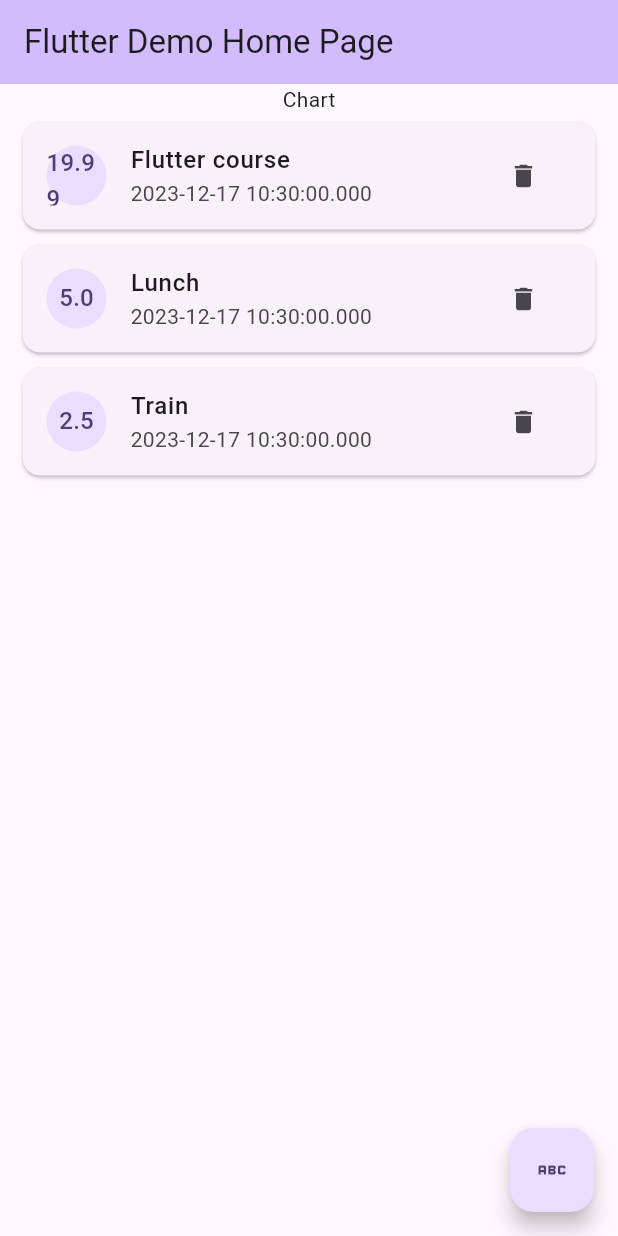
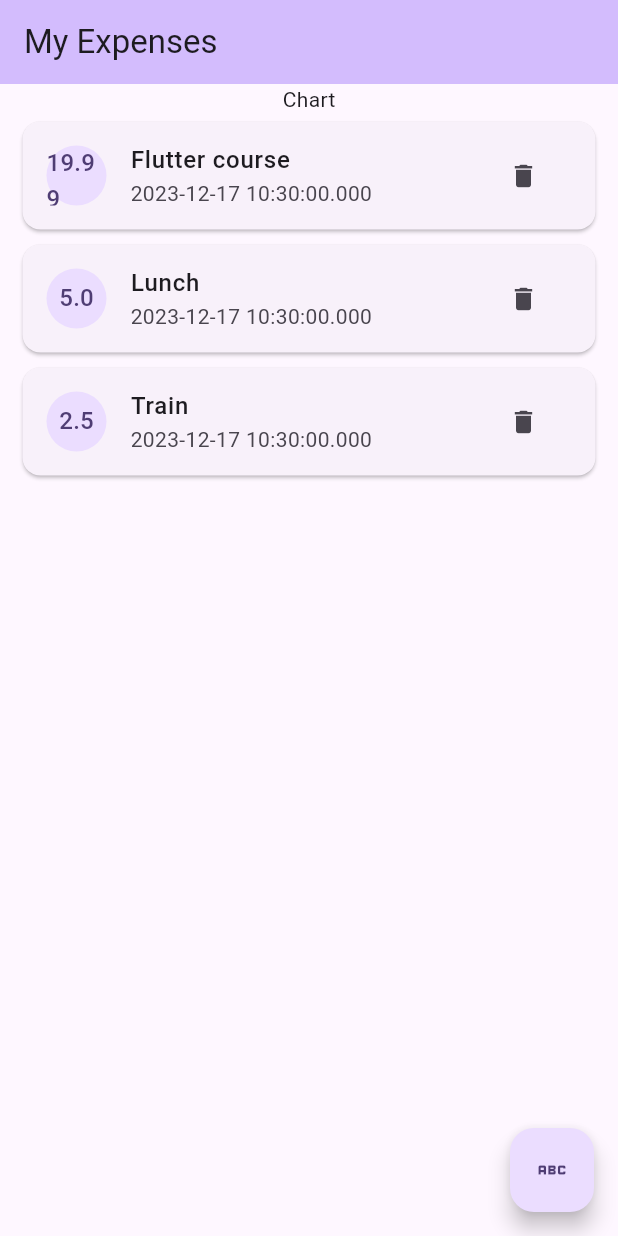
Before and after one commit to gayashan4lk/budget_tracker, a Flutter app: the screen it shows after launch, on a phone screen of 412 x 824 dp. Run offline on Flutter 3.47's test engine with Material 3 defaults, Android fonts, the phone set to English and light mode, and no system bars.

Commit message:
updated homepage title

```diff
--- a/lib/main.dart
+++ b/lib/main.dart
@@ -18,7 +18,7 @@ class MyApp extends StatelessWidget {
         colorScheme: ColorScheme.fromSeed(seedColor: Colors.deepPurple),
         useMaterial3: true,
       ),
-      home: const HomePage(title: 'Flutter Demo Home Page'),
+      home: const HomePage(title: 'My Expenses'),
     );
   }
 }
```
